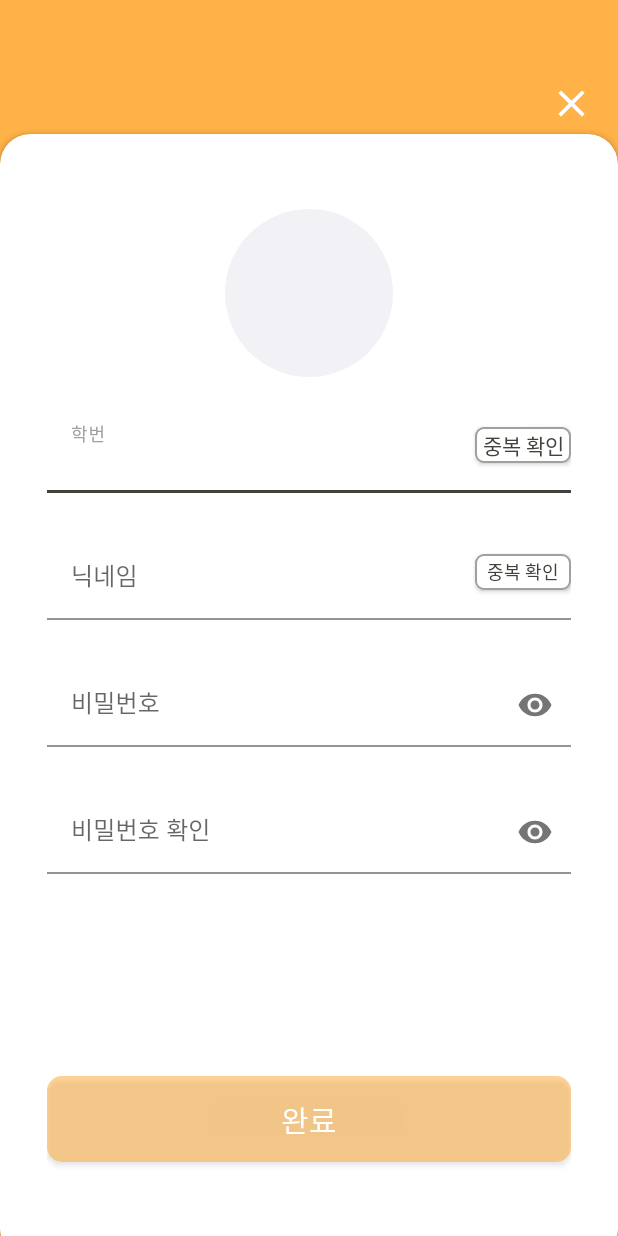
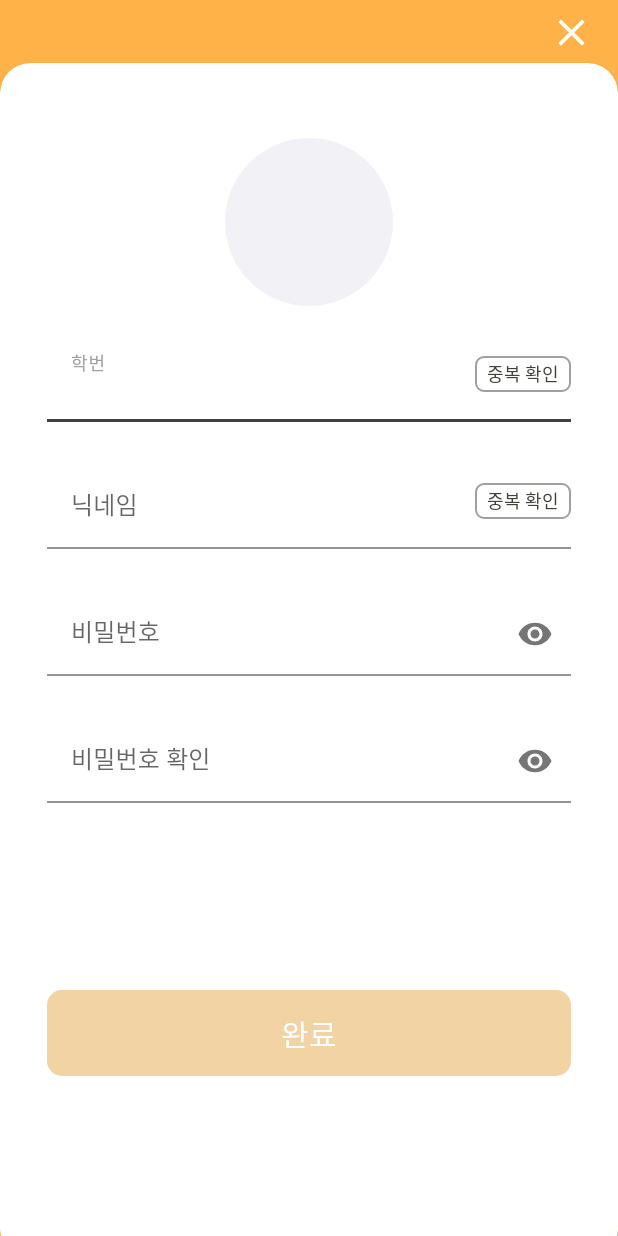
Before and after one commit to MJU-AFFILIATES/affiliates-android, an Android app: the screen it shows after launch (ActivitySignUp), on a phone screen of 412 x 824 dp. Run offline under Robolectric (Android 15) with nearby library versions, the phone set to English and light mode, and no system bars; our stand-ins replace CircleImageView.

Commit message:
[FEAT] 회원가입 뷰 완료

```diff
--- a/app/src/main/res/layout/activity_signup.xml
+++ b/app/src/main/res/layout/activity_signup.xml
@@ -19,7 +19,7 @@
         android:id="@+id/signup_card_view_cv"
         android:layout_width="match_parent"
         android:layout_height="match_parent"
-        android:layout_marginTop="89dp"
+        android:layout_marginTop="42dp"
         app:cardCornerRadius="20dp"
         android:layout_marginBottom="-15dp"
         app:layout_constraintTop_toTopOf="parent"
@@ -65,7 +65,11 @@
                 android:id="@+id/signup_student_id_double_check_btn"
                 android:layout_width="64dp"
                 android:layout_height="24dp"
+                android:clickable="true"
+                android:focusable="true"
+                android:stateListAnimator="@null"
                 android:text="@string/double_check"
+                android:textSize="12sp"
                 android:textColor="@color/dark_gray"
                 android:background="@drawable/style_double_check_btn"
                 android:layout_marginTop="12dp"
@@ -96,7 +100,10 @@
                 android:id="@+id/signup_nickname_double_check_btn"
                 android:layout_width="64dp"
                 android:layout_height="24dp"
+                android:clickable="true"
+                android:focusable="true"
                 android:text="@string/double_check"
+                android:stateListAnimator="@null"
                 android:textColor="@color/dark_gray"
                 android:textSize="12sp"
                 android:background="@drawable/style_double_check_btn"
@@ -152,6 +159,7 @@
                 android:id="@+id/signup_signup_btn"
                 android:layout_width="match_parent"
                 android:layout_height="57dp"
+                android:stateListAnimator="@null"
                 android:text="@string/signup_btn"
                 android:textSize="20sp"
                 android:textColor="@color/white"
@@ -159,6 +167,7 @@
                 android:paddingTop="14dp"
                 android:paddingBottom="14dp"
                 android:layout_marginTop="49dp"
+                android:layout_marginBottom="68dp"
                 app:layout_constraintStart_toStartOf="parent"
                 app:layout_constraintEnd_toEndOf="parent"
                 app:layout_constraintTop_toBottomOf="@id/signup_password_check_layout"
--- a/app/src/main/res/values/colors.xml
+++ b/app/src/main/res/values/colors.xml
@@ -14,7 +14,7 @@
     <color name="background_gray">#E5E5E5</color>
     <color name="light_gray">#F2F1F6</color>
     <color name="orange">#FFA52D</color>
-    <color name="orange_trans">#80FFA52D</color>
+    <color name="orange_trans">#F2D4A4</color>
     <color name="orange_light">#FFB248</color>
     <color name="orange_dark">#3786C9</color>
     <color name="error_red">#CA2323</color>
```
